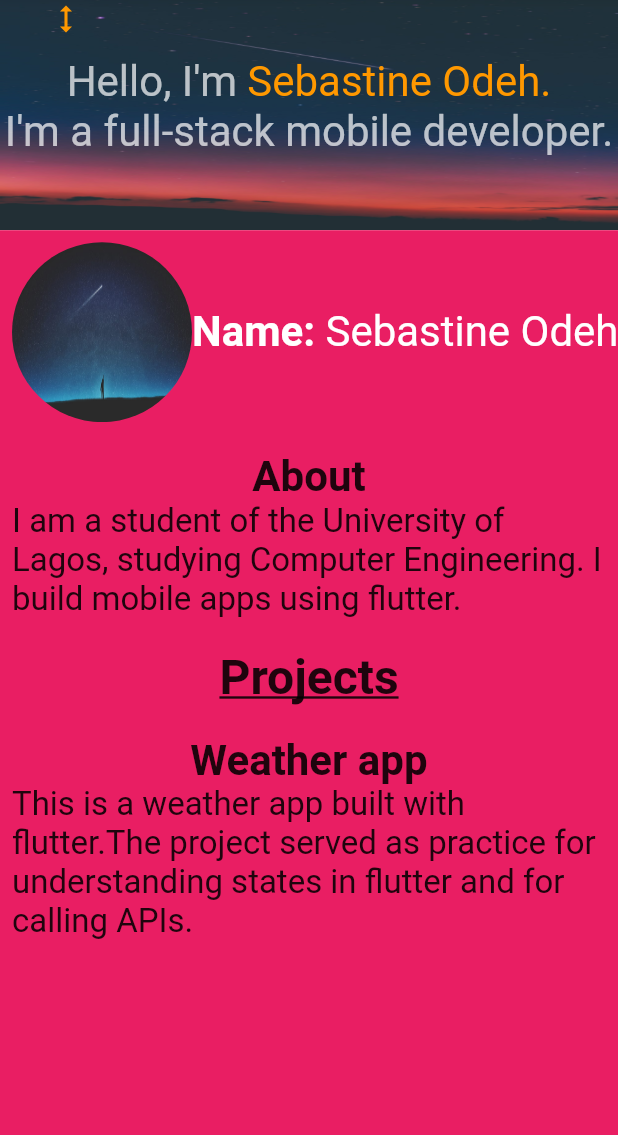
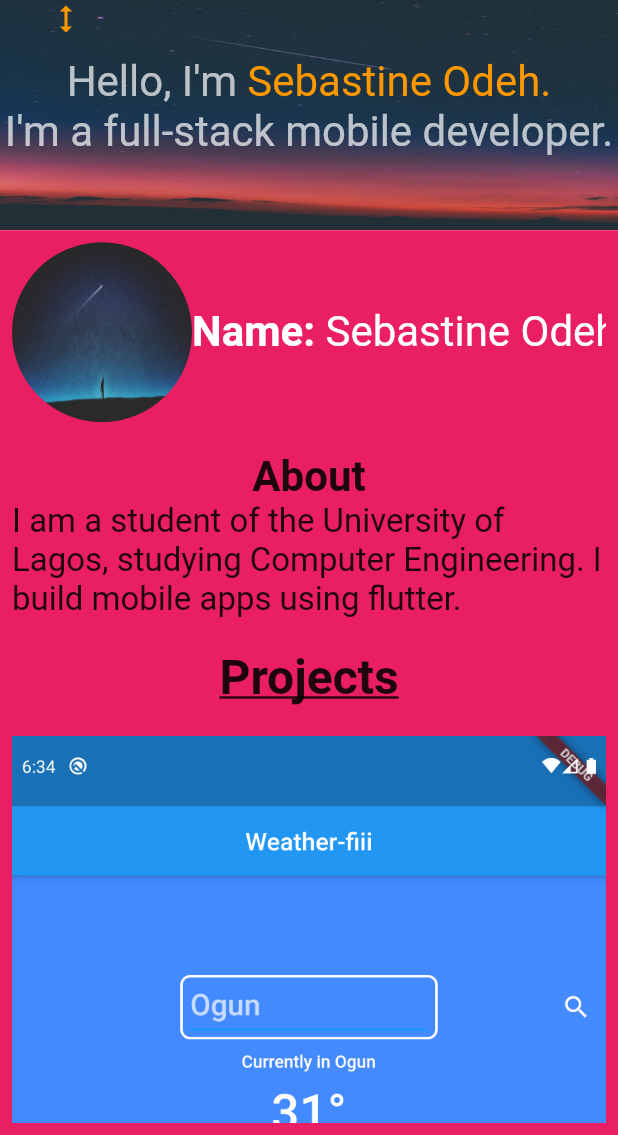
Before and after one commit to CoderNamedHendrick/flutter_portfolio, a Flutter app: the screen it shows after launch, after a tap on the "close" icon, on a phone screen of 412 x 824 dp, the part 101-1236 px from its top. Run offline on Flutter 3.47's test engine with Material 2 defaults, Android fonts, the phone set to English and light mode, and no system bars.

Commit message:
working on the page

```diff
--- a/lib/main.dart
+++ b/lib/main.dart
@@ -22,7 +22,7 @@ class HomePage extends StatefulWidget {
 }
 
 class _HomePageState extends State<HomePage> {
-  double height = 1.4;
+  double height = 1.8;
   bool heightState = true;
   @override
   Widget build(BuildContext context) {
@@ -39,7 +39,7 @@ class _HomePageState extends State<HomePage> {
   }
 
   Widget _portfolio(BuildContext context) {
-    void setHeight({double height: 1.4}) => this.height = height;
+    void setHeight({double height: 1.8}) => this.height = height;
     double getHeight() => this.height;
     void setHeightState({bool heightState: true}) =>
         this.heightState = heightState;
@@ -106,6 +106,7 @@ class _HomePageState extends State<HomePage> {
             color: Colors.pink,
             child: Padding(
               padding: const EdgeInsets.all(8.0),
+              child: SingleChildScrollView(
                 child: Column(
                   children: [
                     Row(
@@ -184,6 +185,7 @@ class _HomePageState extends State<HomePage> {
               ),
             ),
           ),
+        ),
       ],
     );
   }
@@ -194,13 +196,15 @@ class _HomePageState extends State<HomePage> {
       child: Container(
         child: Column(
           children: [
-            // Image(
-            //   image: AssetImage(assetPath),
-            // ),
+            Image(
+              image: AssetImage(assetPath),
+            ),
+            SizedBox(height: 10,),
             Text(
               projectTitle,
               style: TextStyle(fontWeight: FontWeight.bold, fontSize: 28),
             ),
+            SizedBox(height: 10,),
             Text(
               projectInfo,
               style: TextStyle(fontWeight: FontWeight.normal, fontSize: 22),
```
Lines whose indentation alone changed are shown as unchanged.
